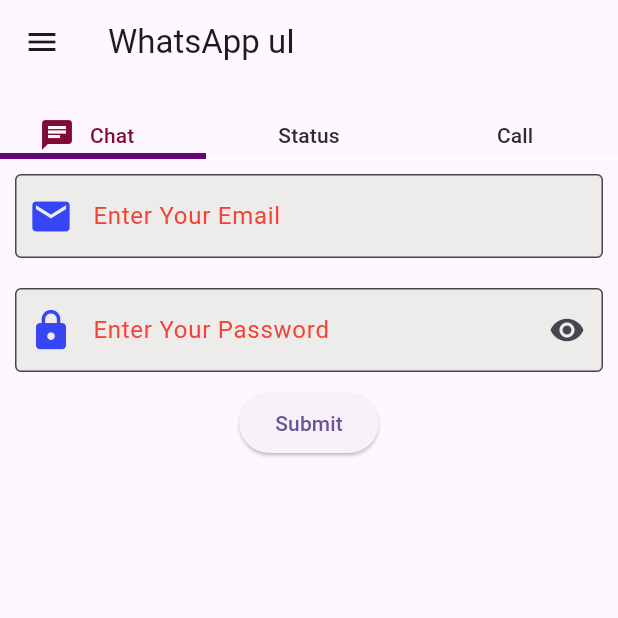
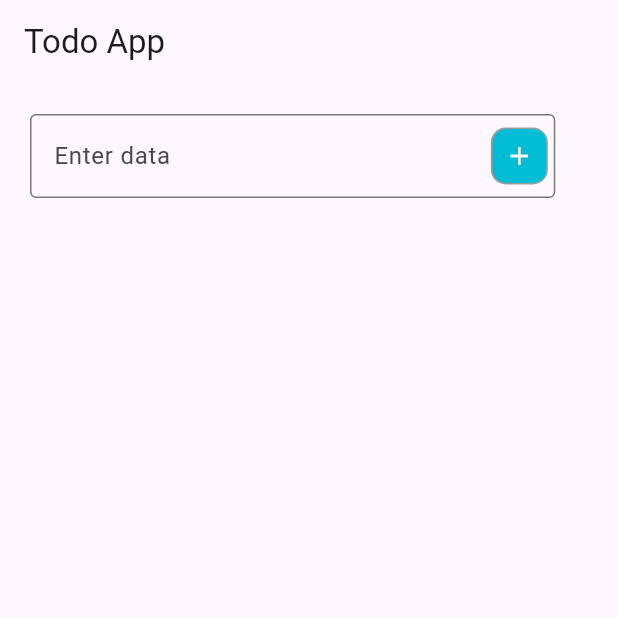
Before and after one commit to MuhammadZubair786/FLUTTER-CLASSES, a Flutter app: the screen it shows after launch, on a phone screen of 412 x 824 dp, the top half of it. Run offline on Flutter 3.47's test engine with Material 3 defaults, Android fonts, the light colour scheme and no system bars.

Commit message:
push code

```diff
--- a/lib/main.dart
+++ b/lib/main.dart
@@ -2,6 +2,7 @@
 import 'package:testapp/Screens/auth.dart';
 import 'package:testapp/Screens/new.dart';
 import 'package:testapp/ShowAllScreen.dart';
+import 'package:testapp/todoApp.dart';
 import 'package:testapp/whatsAppUi.dart';
 
 void main() {
@@ -36,7 +37,7 @@
         colorScheme: ColorScheme.fromSeed(seedColor: Colors.deepPurple),
         useMaterial3: true,
       ),
-      home:  wHATSaPPuI(),
+      home:  TodoApp(),
     );
   }
 }
--- /dev/null
+++ b/lib/todoApp.dart
@@ -0,0 +1,180 @@
+// ignore_for_file: prefer_const_constructors, prefer_is_empty
+
+import 'package:flutter/foundation.dart';
+import 'package:flutter/material.dart';
+
+class TodoApp extends StatefulWidget {
+  const TodoApp({super.key});
+
+  @override
+  State<TodoApp> createState() => _TodoAppState();
+}
+
+class _TodoAppState extends State<TodoApp> {
+  List todoData = [];
+  TextEditingController controller = TextEditingController();
+
+  final ScrollController listcontroller = ScrollController();
+  bool editStatus = false;
+  var currentindex;
+
+  void addTodo() {
+    if (controller.text.length == 0) {
+      const snackBar = SnackBar(
+        content: Row(
+          children: [
+            Icon(
+              Icons.warning,
+              color: Colors.yellow,
+            ),
+            Text('Please enter data'),
+          ],
+        ),
+        backgroundColor: Colors.red,
+        behavior: SnackBarBehavior.floating,
+      );
+      ScaffoldMessenger.of(context).showSnackBar(
+        snackBar,
+      );
+      // controller.text = "pleaese enter data";
+    } else {
+      // todoData.add(controller.text);
+      todoData.insert(0, controller.text);
+      controller.clear();
+      if (listcontroller.hasClients) {
+        var position = listcontroller.position.minScrollExtent;
+        listcontroller.animateTo(position,
+            duration: Duration(microseconds: 1), curve: Curves.easeInOutBack);
+      }
+
+      setState(() {});
+    }
+  }
+
+  void deleteTodo(index) {
+    // print(todoData[index]);
+    todoData.removeAt(index);
+    setState(() {});
+  }
+
+  void editTodo(){
+    if(controller.text.isNotEmpty){
+        todoData[currentindex] = controller.text;
+        editStatus = false;
+        controller.text = "";
+        setState(() {
+
+        });
+
+    }
+
+
+
+  }
+
+  @override
+  Widget build(BuildContext context) {
+    return Scaffold(
+      appBar: AppBar(title: Text("Todo App")),
+      body: SingleChildScrollView(
+        child: GestureDetector(
+          onTap: () {
+            if (editStatus==true) {
+              controller.text = "";
+              editStatus = false;
+              setState(() {});
+            }
+          },
+          child: Column(
+            children: [
+              Padding(
+                padding: const EdgeInsets.all(20.0),
+                child: Row(
+                  children: [
+                    Container(
+                      width: MediaQuery.of(context).size.width * 0.85,
+                      child: TextField(
+                          controller: controller,
+                          decoration: InputDecoration(
+                              hintText: "Enter data",
+                              focusedBorder: OutlineInputBorder(
+                                  borderSide:
+                                      BorderSide(width: 1, color: Colors.grey)),
+                              border: OutlineInputBorder(
+                                  borderSide:
+                                      BorderSide(width: 1, color: Colors.grey)),
+                              suffixIcon: Container(
+                                width: 20,
+                                height: 20,
+                                margin: EdgeInsets.all(5),
+                                decoration: BoxDecoration(
+                                    color: Colors.cyan,
+                                    borderRadius: BorderRadius.circular(10),
+                                    border: Border.all(
+                                        width: 1, color: Colors.grey)),
+                                child: IconButton(
+                                    onPressed: editStatus
+                                        ? () {
+                                          editTodo();
+                                        }
+                                        : () {
+                                            addTodo();
+                                          },
+                                    icon: Icon(
+                                      editStatus ? Icons.edit : Icons.add,
+                                      size: 20,
+                                      color: Color.fromARGB(255, 247, 247, 247),
+                                    )),
+                              ))),
+                    )
+                  ],
+                ),
+              ),
+              Container(
+                height: 430,
+                child: ListView.builder(
+                    shrinkWrap: true,
+                    itemCount: todoData.length,
+                    controller: listcontroller,
+                    physics: BouncingScrollPhysics(),
+                    itemBuilder: (context, index) {
+                      return GestureDetector(
+                        onDoubleTap: () {
+                          controller.text = todoData[index];
+                          editStatus = true;
+                          currentindex =index;
+                          setState(() {});
+                          print(todoData[index]);
+                        },
+                        child: Container(
+                          margin: EdgeInsets.only(left: 20, right: 20),
+                          child: Card(
+                            color: Colors.indigo,
+                            elevation: 10,
+                            child: ListTile(
+                                title: Text(
+                                  todoData[index],
+                                  style: TextStyle(color: Colors.white),
+                                ),
+                                trailing: IconButton(
+                                  onPressed: () {
+                                    deleteTodo(index);
+                                  },
+                                  icon: Icon(
+                                    Icons.delete,
+                                    color: const Color.fromARGB(
+                                        255, 236, 234, 234),
+                                  ),
+                                )),
+                          ),
+                        ),
+                      );
+                    }),
+              )
+            ],
+          ),
+        ),
+      ),
+    );
+  }
+}
```
Also changed, not shown: lib/Screens/auth.dart (+13 -2 lines).
